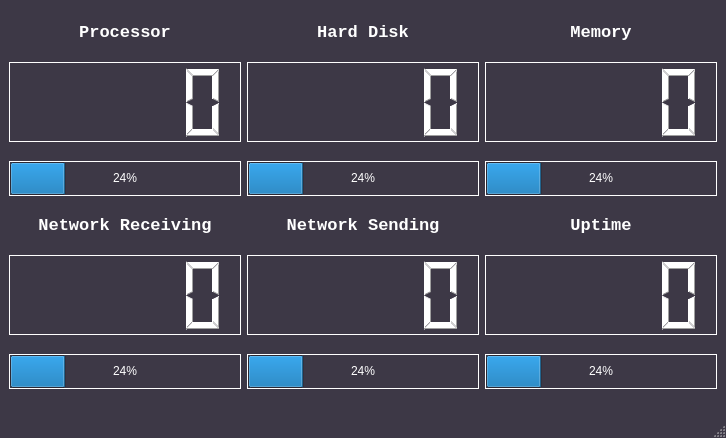
Above: mainwindow.ui from jumpingsloth/system-monitor-gui before the change. Below: the same form after it.
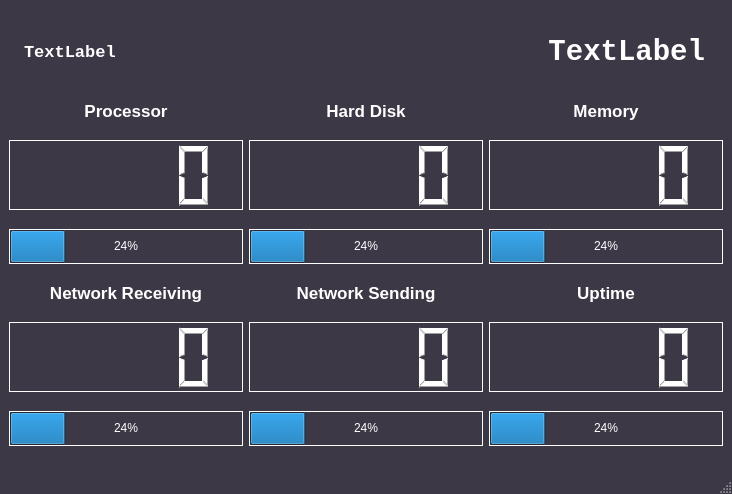
That is the form after the change.

Commit message: added date time

What changed in the file:
```diff
--- a/mainwindow.ui
+++ b/mainwindow.ui
@@ -6,8 +6,8 @@
    <rect>
     <x>0</x>
     <y>0</y>
-    <width>726</width>
-    <height>438</height>
+    <width>732</width>
+    <height>494</height>
    </rect>
   </property>
   <property name="windowTitle">
@@ -25,153 +25,7 @@
 }</string>
    </property>
    <layout class="QGridLayout" name="gridLayout">
-    <item row="0" column="2">
-     <widget class="QLabel" name="label_2">
-      <property name="sizePolicy">
-       <sizepolicy hsizetype="Preferred" vsizetype="Fixed">
-        <horstretch>0</horstretch>
-        <verstretch>0</verstretch>
-       </sizepolicy>
-      </property>
-      <property name="font">
-       <font>
-        <family>Monospace</family>
-        <pointsize>13</pointsize>
-        <bold>true</bold>
-       </font>
-      </property>
-      <property name="styleSheet">
-       <string notr="true">QLabel {
-	color: white;
-}</string>
-      </property>
-      <property name="text">
-       <string>Hard Disk</string>
-      </property>
-      <property name="alignment">
-       <set>Qt::AlignCenter</set>
-      </property>
-     </widget>
-    </item>
-    <item row="2" column="1">
-     <widget class="QProgressBar" name="processor_bar">
-      <property name="minimumSize">
-       <size>
-        <width>0</width>
-        <height>0</height>
-       </size>
-      </property>
-      <property name="maximumSize">
-       <size>
-        <width>16777215</width>
-        <height>35</height>
-       </size>
-      </property>
-      <property name="styleSheet">
-       <string notr="true">QProgressBar {
-	color: white;
-	border: 1px solid white;
-	text-align: center;
-}
-
-QProgressBar::chunk {
-	background: qlineargradient(
-		spread:pad, x1:0, y1:0, x2:1, y2:0,
-		stop:0 rgb(38, 162, 105),
-		stop:1 rgb(87, 227, 137))
-
-}</string>
-      </property>
-      <property name="value">
-       <number>24</number>
-      </property>
-     </widget>
-    </item>
-    <item row="1" column="2">
-     <widget class="QLCDNumber" name="disk_lcd">
-      <property name="minimumSize">
-       <size>
-        <width>0</width>
-        <height>50</height>
-       </size>
-      </property>
-      <property name="maximumSize">
-       <size>
-        <width>16777215</width>
-        <height>80</height>
-       </size>
-      </property>
-      <property name="styleSheet">
-       <string notr="true">QLCDNumber {
-	color: white;
-	border: 1px solid white;
-}</string>
-      </property>
-     </widget>
-    </item>
-    <item row="2" column="2">
-     <widget class="QProgressBar" name="disk_bar">
-      <property name="minimumSize">
-       <size>
-        <width>0</width>
-        <height>0</height>
-       </size>
-      </property>
-      <property name="maximumSize">
-       <size>
-        <width>16777215</width>
-        <height>35</height>
-       </size>
-      </property>
-      <property name="styleSheet">
-       <string notr="true">QProgressBar {
-	color: white;
-	border: 1px solid white;
-	text-align: center;
-}
-
-QProgressBar::chunk {
-	background: qlineargradient(
-		spread:pad, x1:0, y1:0, x2:1, y2:0,
-		stop:0 rgb(38, 162, 105),
-		stop:1 rgb(87, 227, 137))
-
-}</string>
-      </property>
-      <property name="value">
-       <number>24</number>
-      </property>
-     </widget>
-    </item>
-    <item row="0" column="3">
-     <widget class="QLabel" name="label_3">
-      <property name="sizePolicy">
-       <sizepolicy hsizetype="Preferred" vsizetype="Fixed">
-        <horstretch>0</horstretch>
-        <verstretch>0</verstretch>
-       </sizepolicy>
-      </property>
-      <property name="font">
-       <font>
-        <family>Monospace</family>
-        <pointsize>13</pointsize>
-        <bold>true</bold>
-       </font>
-      </property>
-      <property name="styleSheet">
-       <string notr="true">QLabel {
-	color: white;
-}</string>
-      </property>
-      <property name="text">
-       <string>Memory</string>
-      </property>
-      <property name="alignment">
-       <set>Qt::AlignCenter</set>
-      </property>
-     </widget>
-    </item>
-    <item row="1" column="3">
+    <item row="2" column="3">
      <widget class="QLCDNumber" name="memory_lcd">
       <property name="minimumSize">
        <size>
@@ -182,7 +36,7 @@
       <property name="maximumSize">
        <size>
         <width>16777215</width>
-        <height>80</height>
+        <height>70</height>
        </size>
       </property>
       <property name="styleSheet">
@@ -193,7 +47,29 @@
       </property>
      </widget>
     </item>
-    <item row="0" column="1">
+    <item row="7" column="1">
+     <widget class="QLCDNumber" name="networkR_lcd">
+      <property name="minimumSize">
+       <size>
+        <width>0</width>
+        <height>50</height>
+       </size>
+      </property>
+      <property name="maximumSize">
+       <size>
+        <width>16777215</width>
+        <height>70</height>
+       </size>
+      </property>
+      <property name="styleSheet">
+       <string notr="true">QLCDNumber {
+	color: white;
+	border: 1px solid white;
+}</string>
+      </property>
+     </widget>
+    </item>
+    <item row="1" column="1">
      <widget class="QLabel" name="label">
       <property name="sizePolicy">
        <sizepolicy hsizetype="Preferred" vsizetype="Fixed">
@@ -203,7 +79,6 @@
       </property>
       <property name="font">
        <font>
-        <family>Monospace</family>
         <pointsize>13</pointsize>
         <bold>true</bold>
        </font>
@@ -221,91 +96,7 @@
       </property>
      </widget>
     </item>
-    <item row="1" column="1">
-     <widget class="QLCDNumber" name="processor_lcd">
-      <property name="minimumSize">
-       <size>
-        <width>0</width>
-        <height>50</height>
-       </size>
-      </property>
-      <property name="maximumSize">
-       <size>
-        <width>16777215</width>
-        <height>80</height>
-       </size>
-      </property>
-      <property name="styleSheet">
-       <string notr="true">QLCDNumber {
-	color: white;
-	border: 1px solid white;
-}</string>
-      </property>
-     </widget>
-    </item>
-    <item row="2" column="3">
-     <widget class="QProgressBar" name="memory_bar">
-      <property name="minimumSize">
-       <size>
-        <width>0</width>
-        <height>0</height>
-       </size>
-      </property>
-      <property name="maximumSize">
-       <size>
-        <width>16777215</width>
-        <height>35</height>
-       </size>
-      </property>
-      <property name="styleSheet">
-       <string notr="true">QProgressBar {
-	color: white;
-	border: 1px solid white;
-	text-align: center;
-}
-
-QProgressBar::chunk {
-	background: qlineargradient(
-		spread:pad, x1:0, y1:0, x2:1, y2:0,
-		stop:0 rgb(38, 162, 105),
-		stop:1 rgb(87, 227, 137))
-
-}</string>
-      </property>
-      <property name="value">
-       <number>24</number>
-      </property>
-     </widget>
-    </item>
-    <item row="5" column="1">
-     <widget class="QLabel" name="label_5">
-      <property name="sizePolicy">
-       <sizepolicy hsizetype="Preferred" vsizetype="Fixed">
-        <horstretch>0</horstretch>
-        <verstretch>0</verstretch>
-       </sizepolicy>
-      </property>
-      <property name="font">
-       <font>
-        <family>Monospace</family>
-        <pointsize>13</pointsize>
-        <bold>true</bold>
-       </font>
-      </property>
-      <property name="styleSheet">
-       <string notr="true">QLabel {
-	color: white;
-}</string>
-      </property>
-      <property name="text">
-       <string>Network Receiving</string>
-      </property>
-      <property name="alignment">
-       <set>Qt::AlignCenter</set>
-      </property>
-     </widget>
-    </item>
-    <item row="5" column="2">
+    <item row="6" column="2">
      <widget class="QLabel" name="label_6">
       <property name="sizePolicy">
        <sizepolicy hsizetype="Preferred" vsizetype="Fixed">
@@ -315,7 +106,6 @@
       </property>
       <property name="font">
        <font>
-        <family>Monospace</family>
         <pointsize>13</pointsize>
         <bold>true</bold>
        </font>
@@ -333,7 +123,229 @@
       </property>
      </widget>
     </item>
-    <item row="5" column="3">
+    <item row="3" column="3">
+     <widget class="QProgressBar" name="memory_bar">
+      <property name="minimumSize">
+       <size>
+        <width>0</width>
+        <height>0</height>
+       </size>
+      </property>
+      <property name="maximumSize">
+       <size>
+        <width>16777215</width>
+        <height>35</height>
+       </size>
+      </property>
+      <property name="styleSheet">
+       <string notr="true">QProgressBar {
+	color: white;
+	border: 1px solid white;
+	text-align: center;
+}
+
+QProgressBar::chunk {
+	background: qlineargradient(
+		spread:pad, x1:0, y1:0, x2:1, y2:0,
+		stop:0 rgb(38, 162, 105),
+		stop:1 rgb(87, 227, 137))
+
+}</string>
+      </property>
+      <property name="value">
+       <number>24</number>
+      </property>
+     </widget>
+    </item>
+    <item row="8" column="1">
+     <widget class="QProgressBar" name="networkR_bar">
+      <property name="minimumSize">
+       <size>
+        <width>0</width>
+        <height>0</height>
+       </size>
+      </property>
+      <property name="maximumSize">
+       <size>
+        <width>16777215</width>
+        <height>35</height>
+       </size>
+      </property>
+      <property name="styleSheet">
+       <string notr="true">QProgressBar {
+	color: white;
+	border: 1px solid white;
+	text-align: center;
+}
+
+QProgressBar::chunk {
+	background: qlineargradient(
+		spread:pad, x1:0, y1:0, x2:1, y2:0,
+		stop:0 rgb(38, 162, 105),
+		stop:1 rgb(87, 227, 137))
+
+}</string>
+      </property>
+      <property name="value">
+       <number>24</number>
+      </property>
+     </widget>
+    </item>
+    <item row="1" column="3">
+     <widget class="QLabel" name="label_3">
+      <property name="sizePolicy">
+       <sizepolicy hsizetype="Preferred" vsizetype="Fixed">
+        <horstretch>0</horstretch>
+        <verstretch>0</verstretch>
+       </sizepolicy>
+      </property>
+      <property name="font">
+       <font>
+        <pointsize>13</pointsize>
+        <bold>true</bold>
+       </font>
+      </property>
+      <property name="styleSheet">
+       <string notr="true">QLabel {
+	color: white;
+}</string>
+      </property>
+      <property name="text">
+       <string>Memory</string>
+      </property>
+      <property name="alignment">
+       <set>Qt::AlignCenter</set>
+      </property>
+     </widget>
+    </item>
+    <item row="2" column="1">
+     <widget class="QLCDNumber" name="processor_lcd">
+      <property name="minimumSize">
+       <size>
+        <width>0</width>
+        <height>50</height>
+       </size>
+      </property>
+      <property name="maximumSize">
+       <size>
+        <width>16777215</width>
+        <height>70</height>
+       </size>
+      </property>
+      <property name="styleSheet">
+       <string notr="true">QLCDNumber {
+	color: white;
+	border: 1px solid white;
+}</string>
+      </property>
+     </widget>
+    </item>
+    <item row="8" column="3">
+     <widget class="QProgressBar" name="uptime_bar">
+      <property name="minimumSize">
+       <size>
+        <width>0</width>
+        <height>0</height>
+       </size>
+      </property>
+      <property name="maximumSize">
+       <size>
+        <width>16777215</width>
+        <height>35</height>
+       </size>
+      </property>
+      <property name="styleSheet">
+       <string notr="true">QProgressBar {
+	color: white;
+	border: 1px solid white;
+	text-align: center;
+}
+
+QProgressBar::chunk {
+	background: qlineargradient(
+		spread:pad, x1:0, y1:0, x2:1, y2:0,
+		stop:0 rgb(38, 162, 105),
+		stop:1 rgb(87, 227, 137))
+
+}</string>
+      </property>
+      <property name="value">
+       <number>24</number>
+      </property>
+     </widget>
+    </item>
+    <item row="1" column="2">
+     <widget class="QLabel" name="label_2">
+      <property name="sizePolicy">
+       <sizepolicy hsizetype="Preferred" vsizetype="Fixed">
+        <horstretch>0</horstretch>
+        <verstretch>0</verstretch>
+       </sizepolicy>
+      </property>
+      <property name="font">
+       <font>
+        <pointsize>13</pointsize>
+        <bold>true</bold>
+       </font>
+      </property>
+      <property name="styleSheet">
+       <string notr="true">QLabel {
+	color: white;
+}</string>
+      </property>
+      <property name="text">
+       <string>Hard Disk</string>
+      </property>
+      <property name="alignment">
+       <set>Qt::AlignCenter</set>
+      </property>
+     </widget>
+    </item>
+    <item row="7" column="3">
+     <widget class="QLCDNumber" name="uptime_lcd">
+      <property name="minimumSize">
+       <size>
+        <width>0</width>
+        <height>50</height>
+       </size>
+      </property>
+      <property name="maximumSize">
+       <size>
+        <width>16777215</width>
+        <height>70</height>
+       </size>
+      </property>
+      <property name="styleSheet">
+       <string notr="true">QLCDNumber {
+	color: white;
+	border: 1px solid white;
+}</string>
+      </property>
+     </widget>
+    </item>
+    <item row="2" column="2">
+     <widget class="QLCDNumber" name="disk_lcd">
+      <property name="minimumSize">
+       <size>
+        <width>0</width>
+        <height>50</height>
+       </size>
+      </property>
+      <property name="maximumSize">
+       <size>
+        <width>16777215</width>
+        <height>70</height>
+       </size>
+      </property>
+      <property name="styleSheet">
+       <string notr="true">QLCDNumber {
+	color: white;
+	border: 1px solid white;
+}</string>
+      </property>
+     </widget>
+    </item>
+    <item row="6" column="3">
      <widget class="QLabel" name="label_4">
       <property name="sizePolicy">
        <sizepolicy hsizetype="Preferred" vsizetype="Fixed">
@@ -343,7 +355,6 @@
       </property>
       <property name="font">
        <font>
-        <family>Monospace</family>
         <pointsize>13</pointsize>
         <bold>true</bold>
        </font>
@@ -361,107 +372,7 @@
       </property>
      </widget>
     </item>
-    <item row="6" column="1">
-     <widget class="QLCDNumber" name="networkR_lcd">
-      <property name="minimumSize">
-       <size>
-        <width>0</width>
-        <height>50</height>
-       </size>
-      </property>
-      <property name="maximumSize">
-       <size>
-        <width>16777215</width>
-        <height>80</height>
-       </size>
-      </property>
-      <property name="styleSheet">
-       <string notr="true">QLCDNumber {
-	color: white;
-	border: 1px solid white;
-}</string>
-      </property>
-     </widget>
-    </item>
-    <item row="6" column="2">
-     <widget class="QLCDNumber" name="networkS_lcd">
-      <property name="minimumSize">
-       <size>
-        <width>0</width>
-        <height>50</height>
-       </size>
-      </property>
-      <property name="maximumSize">
-       <size>
-        <width>16777215</width>
-        <height>80</height>
-       </size>
-      </property>
-      <property name="styleSheet">
-       <string notr="true">QLCDNumber {
-	color: white;
-	border: 1px solid white;
-}</string>
-      </property>
-     </widget>
-    </item>
-    <item row="6" column="3">
-     <widget class="QLCDNumber" name="uptime_lcd">
-      <property name="minimumSize">
-       <size>
-        <width>0</width>
-        <height>50</height>
-       </size>
-      </property>
-      <property name="maximumSize">
-       <size>
-        <width>16777215</width>
-        <height>80</height>
-       </size>
-      </property>
-      <property name="styleSheet">
-       <string notr="true">QLCDNumber {
-	color: white;
-	border: 1px solid white;
-}</string>
-      </property>
-     </widget>
-    </item>
-    <item row="7" column="1">
-     <widget class="QProgressBar" name="networkR_bar">
-      <property name="minimumSize">
-       <size>
-        <width>0</width>
-        <height>0</height>
-       </size>
-      </property>
-      <property name="maximumSize">
-       <size>
-        <width>16777215</width>
-        <height>35</height>
-       </size>
-      </property>
-      <property name="styleSheet">
-       <string notr="true">QProgressBar {
-	color: white;
-	border: 1px solid white;
-	text-align: center;
-}
-
-QProgressBar::chunk {
-	background: qlineargradient(
-		spread:pad, x1:0, y1:0, x2:1, y2:0,
-		stop:0 rgb(38, 162, 105),
-		stop:1 rgb(87, 227, 137))
-
-}</string>
-      </property>
-      <property name="value">
-       <number>24</number>
-      </property>
-     </widget>
-    </item>
-    <item row="7" column="2">
+    <item row="8" column="2">
      <widget class="QProgressBar" name="networkS_bar">
       <property name="minimumSize">
        <size>
@@ -495,8 +406,8 @@
       </property>
      </widget>
     </item>
-    <item row="7" column="3">
-     <widget class="QProgressBar" name="uptime_bar">
+    <item row="3" column="2">
+     <widget class="QProgressBar" name="disk_bar">
       <property name="minimumSize">
        <size>
         <width>0</width>
@@ -529,6 +440,153 @@
       </property>
      </widget>
     </item>
+    <item row="3" column="1">
+     <widget class="QProgressBar" name="processor_bar">
+      <property name="minimumSize">
+       <size>
+        <width>0</width>
+        <height>0</height>
+       </size>
+      </property>
+      <property name="maximumSize">
+       <size>
+        <width>16777215</width>
+        <height>35</height>
+       </size>
+      </property>
+      <property name="styleSheet">
+       <string notr="true">QProgressBar {
+	color: white;
+	border: 1px solid white;
+	text-align: center;
+}
+
+QProgressBar::chunk {
+	background: qlineargradient(
+		spread:pad, x1:0, y1:0, x2:1, y2:0,
+		stop:0 rgb(38, 162, 105),
+		stop:1 rgb(87, 227, 137))
+
+}</string>
+      </property>
+      <property name="value">
+       <number>24</number>
+      </property>
+     </widget>
+    </item>
+    <item row="7" column="2">
+     <widget class="QLCDNumber" name="networkS_lcd">
+      <property name="minimumSize">
+       <size>
+        <width>0</width>
+        <height>50</height>
+       </size>
+      </property>
+      <property name="maximumSize">
+       <size>
+        <width>16777215</width>
+        <height>70</height>
+       </size>
+      </property>
+      <property name="styleSheet">
+       <string notr="true">QLCDNumber {
+	color: white;
+	border: 1px solid white;
+}</string>
+      </property>
+     </widget>
+    </item>
+    <item row="6" column="1">
+     <widget class="QLabel" name="label_5">
+      <property name="sizePolicy">
+       <sizepolicy hsizetype="Preferred" vsizetype="Fixed">
+        <horstretch>0</horstretch>
+        <verstretch>0</verstretch>
+       </sizepolicy>
+      </property>
+      <property name="font">
+       <font>
+        <pointsize>13</pointsize>
+        <bold>true</bold>
+       </font>
+      </property>
+      <property name="styleSheet">
+       <string notr="true">QLabel {
+	color: white;
+}</string>
+      </property>
+      <property name="text">
+       <string>Network Receiving</string>
+      </property>
+      <property name="alignment">
+       <set>Qt::AlignCenter</set>
+      </property>
+     </widget>
+    </item>
+    <item row="0" column="1" colspan="2">
+     <widget class="QLabel" name="date_label">
+      <property name="sizePolicy">
+       <sizepolicy hsizetype="Expanding" vsizetype="Fixed">
+        <horstretch>0</horstretch>
+        <verstretch>0</verstretch>
+       </sizepolicy>
+      </property>
+      <property name="minimumSize">
+       <size>
+        <width>0</width>
+        <height>60</height>
+       </size>
+      </property>
+      <property name="font">
+       <font>
+        <family>Monospace</family>
+        <pointsize>13</pointsize>
+        <bold>true</bold>
+       </font>
+      </property>
+      <property name="styleSheet">
+       <string notr="true">QLabel {
+	color: white;
+	padding-left: 10px
+}</string>
+      </property>
+      <property name="text">
+       <string>TextLabel</string>
+      </property>
+      <property name="alignment">
+       <set>Qt::AlignLeading|Qt::AlignLeft|Qt::AlignVCenter</set>
+      </property>
+     </widget>
+    </item>
+    <item row="0" column="3">
+     <widget class="QLabel" name="clock_label">
+      <property name="minimumSize">
+       <size>
+        <width>0</width>
+        <height>60</height>
+       </size>
+      </property>
+      <property name="font">
+       <font>
+        <family>Monospace</family>
+        <pointsize>22</pointsize>
+        <bold>true</bold>
+       </font>
+      </property>
+      <property name="styleSheet">
+       <string notr="true">QLabel {
+	color: white;
+	padding-right: 10px;
+}</string>
+      </property>
+      <property name="text">
+       <string>TextLabel</string>
+      </property>
+      <property name="alignment">
+       <set>Qt::AlignRight|Qt::AlignTrailing|Qt::AlignVCenter</set>
+      </property>
+     </widget>
+    </item>
    </layout>
   </widget>
   <widget class="QMenuBar" name="menubar">
```
Left out of the diff: 2 changed lines with no effect on the pictures. The commit also changes 3 other files.
